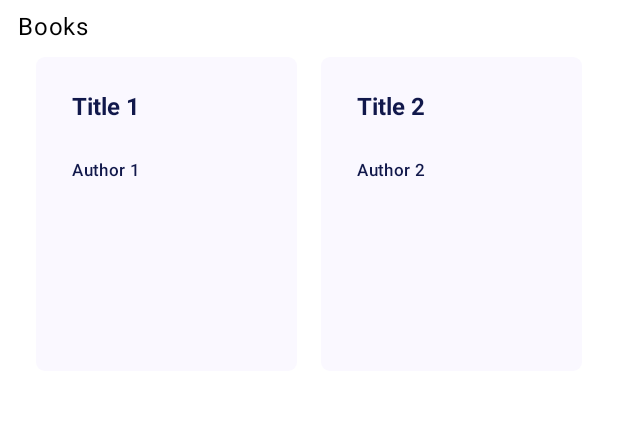
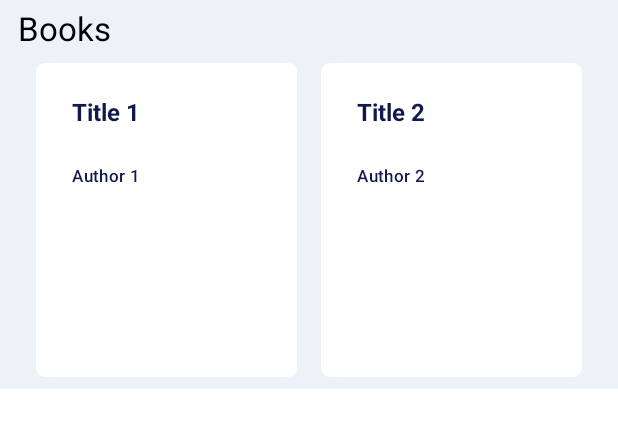
Before and after one commit to dignicate/zero-2023-android, an Android app built with Jetpack Compose: the @Preview function BookListView_Preview, on a phone screen of 412 x 824 dp. Shown: the top 428 px of the screen. Run offline under Robolectric (Android 15) with nearby library versions, the phone set to English and light mode, and no system bars; our stand-ins replace Dagger/Hilt's generated code, Timber; network calls fail.

Commit message:
Fix theme and color.

```diff
--- a/app/src/main/java/com/dignicate/zero_2023_android/ui/BookListView.kt
+++ b/app/src/main/java/com/dignicate/zero_2023_android/ui/BookListView.kt
@@ -26,6 +26,7 @@ import androidx.compose.ui.unit.dp
 import androidx.hilt.navigation.compose.hiltViewModel
 import androidx.lifecycle.Lifecycle
 import androidx.lifecycle.LifecycleEventObserver
+import com.dignicate.zero_2023_android.ui.theme.ColorSchemeExtension.bookCell
 import com.dignicate.zero_2023_android.ui.theme.ColorSchemeExtension.textMain
 import com.dignicate.zero_2023_android.ui.theme.TypographyExtension.bodyTitle
 import com.dignicate.zero_2023_android.ui.theme.Zero2023androidTheme
@@ -65,12 +66,16 @@ private fun BookListView(
 ) {
     val state = rememberLazyGridState()
     Column(
-        modifier = modifier,
+        modifier = modifier
+            .background(
+                color = MaterialTheme.colorScheme.background,
+            ),
     ) {
         Text(
             text = "Books",
             modifier = modifier
                 .padding(start = 12.dp, top = 6.dp),
+            style = MaterialTheme.typography.titleLarge,
         )
         LazyVerticalGrid(
             columns = GridCells.Adaptive(159.dp),
@@ -102,7 +107,7 @@ private fun BookListItemView(
             .width(159.dp)
             .height(209.dp)
             .background(
-                color = MaterialTheme.colorScheme.background,
+                color = MaterialTheme.colorScheme.bookCell,
                 shape = RoundedCornerShape(6.dp)
             )
     ) {
--- a/app/src/main/java/com/dignicate/zero_2023_android/ui/theme/Theme.kt
+++ b/app/src/main/java/com/dignicate/zero_2023_android/ui/theme/Theme.kt
@@ -56,10 +56,10 @@ fun Zero2023androidTheme(
     content: @Composable () -> Unit
 ) {
     val colorScheme = when {
-        dynamicColor && Build.VERSION.SDK_INT >= Build.VERSION_CODES.S -> {
-            val context = LocalContext.current
-            if (darkTheme) dynamicDarkColorScheme(context) else dynamicLightColorScheme(context)
-        }
+        // dynamicColor && Build.VERSION.SDK_INT >= Build.VERSION_CODES.S -> {
+        //     val context = LocalContext.current
+        //     if (darkTheme) dynamicDarkColorScheme(context) else dynamicLightColorScheme(context)
+        // }
         darkTheme -> DarkColorScheme
         else -> LightColorScheme
     }
@@ -81,4 +81,5 @@ fun Zero2023androidTheme(
 // FIXME: Need better way of extensions.
 object ColorSchemeExtension {
     val ColorScheme.textMain by mutableStateOf(Color(0xFF11184B), structuralEqualityPolicy())
+    val ColorScheme.bookCell by mutableStateOf(Color(0xFFFFFFFF), structuralEqualityPolicy())
 }
```
